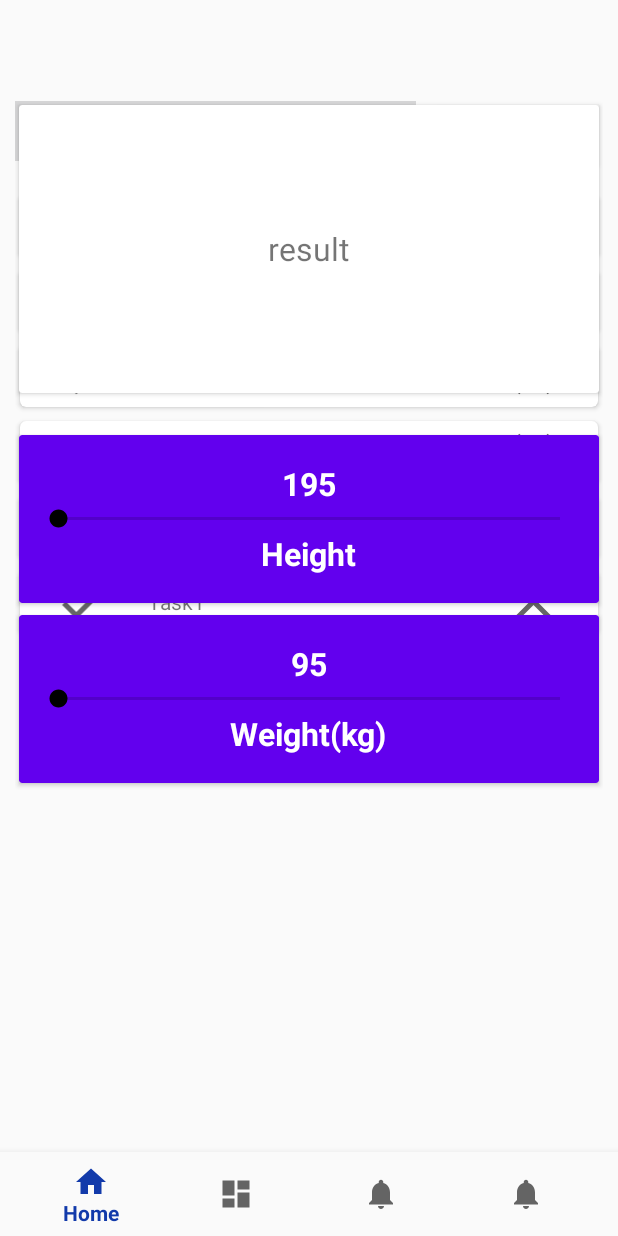
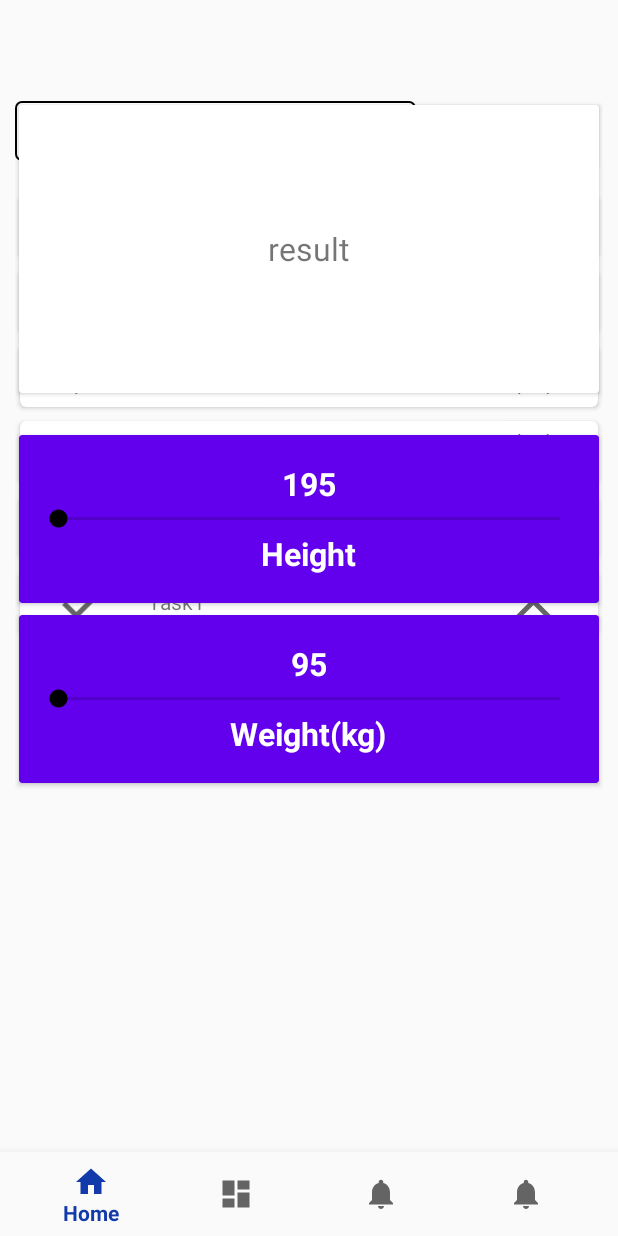
Before and after one commit to Aliraza-123/FitnessFirst, an Android app: the fragment TodoFragment placed in its activity, item 3 of the bottom bar chosen, on a phone screen of 412 x 824 dp. Run offline under Robolectric (Android 15) with nearby library versions, the phone set to English and light mode, and no system bars; our stand-ins replace navigation-ui; 1 statement that could not run was skipped.

Commit message:
pulled from dev_zohair branch

```diff
--- a/app/src/main/java/com/example/fitnessfirst/home/ui/todo/TodoFragment.java
+++ b/app/src/main/java/com/example/fitnessfirst/home/ui/todo/TodoFragment.java
@@ -10,6 +10,7 @@ import androidx.annotation.NonNull;
 import androidx.fragment.app.Fragment;
 import androidx.recyclerview.widget.LinearLayoutManager;
 import androidx.recyclerview.widget.RecyclerView;
+
 
 import com.example.fitnessfirst.R;
 import com.example.fitnessfirst.model.Todo;
--- a/app/src/main/java/com/example/fitnessfirst/login/ForgotPasswordActivity.java
+++ b/app/src/main/java/com/example/fitnessfirst/login/ForgotPasswordActivity.java
@@ -9,6 +9,7 @@ import androidx.navigation.ui.AppBarConfiguration;
 
 import com.example.fitnessfirst.R;
 import com.example.fitnessfirst.databinding.ActivityForgotPasswordBinding;
+
 
 public class ForgotPasswordActivity extends AppCompatActivity {
 
--- a/app/src/main/java/com/example/fitnessfirst/login/LoginActivity.java
+++ b/app/src/main/java/com/example/fitnessfirst/login/LoginActivity.java
@@ -6,6 +6,7 @@ import android.view.View;
 
 import androidx.appcompat.app.AppCompatActivity;
 import androidx.appcompat.widget.Toolbar;
+
 
 import com.example.fitnessfirst.R;
 import com.example.fitnessfirst.home.HomeActivity;
--- a/app/src/main/java/com/example/fitnessfirst/login/SignUpActivity.java
+++ b/app/src/main/java/com/example/fitnessfirst/login/SignUpActivity.java
@@ -8,6 +8,7 @@ import androidx.appcompat.app.AppCompatActivity;
 import androidx.appcompat.widget.Toolbar;
 
 import com.example.fitnessfirst.R;
+
 
 public class SignUpActivity extends AppCompatActivity {
 
--- /dev/null
+++ b/app/src/main/res/drawable/rectangle_border_fill.xml
@@ -0,0 +1,13 @@
+<?xml version="1.0" encoding="utf-8"?>
+<selector xmlns:android="http://schemas.android.com/apk/res/android">
+    <item>
+        <shape android:shape="rectangle">
+            <solid android:color="@color/white"/>
+            <corners android:radius="4dp" />
+            <stroke
+                android:width="1dp"
+                android:color="@color/black"
+                />
+        </shape>
+    </item>
+</selector>
```
